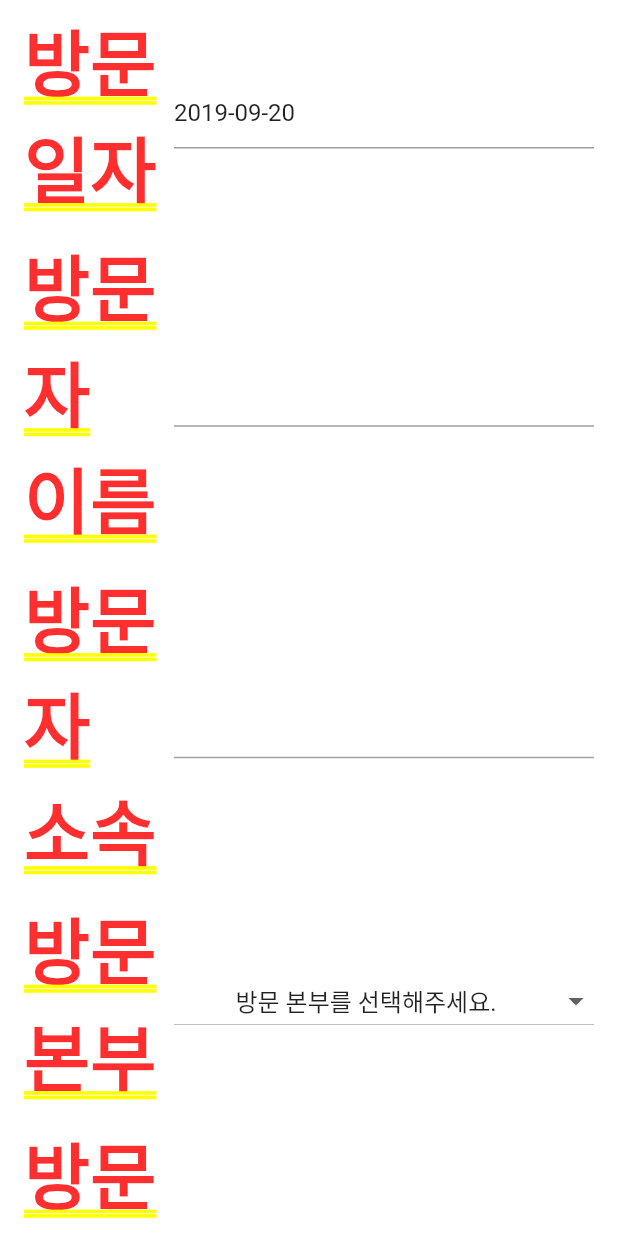
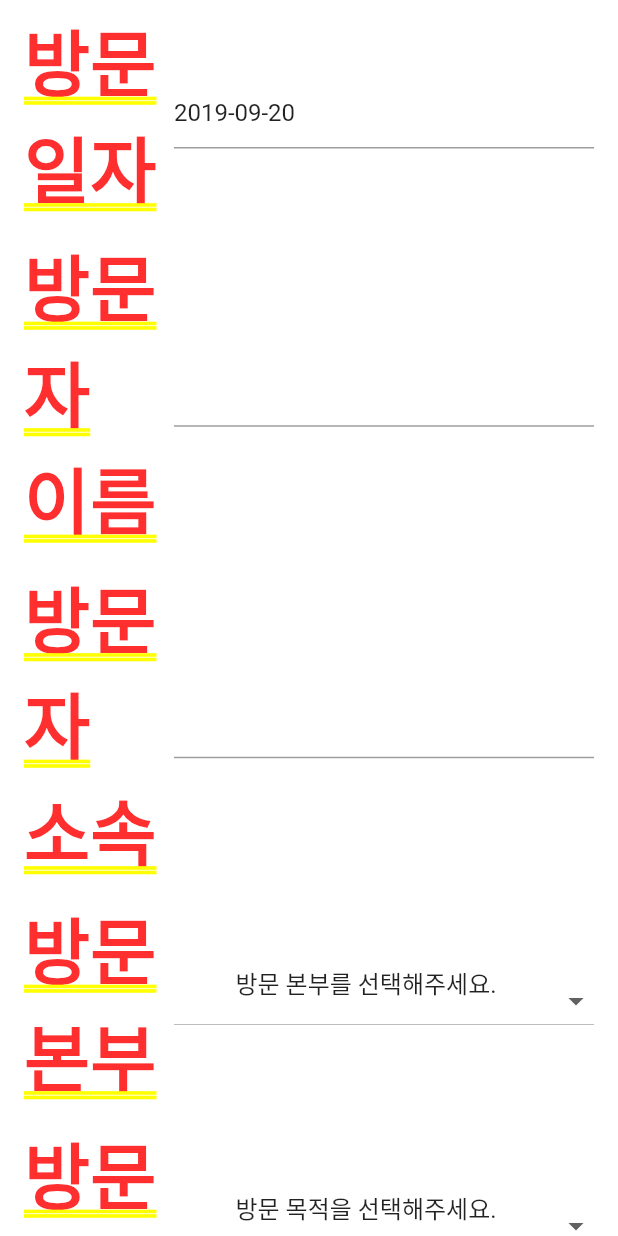
Before and after one commit to bonchangkoo/VisitorManagementApp, a Flutter app: the MyCustomForm screen opened by its route, on a phone screen of 412 x 824 dp. Run offline on Flutter 3.47's test engine with Material 2 defaults, Android fonts, the phone set to English and light mode, and no system bars; our stand-ins replace fluttertoast, splashscreen; network calls fail.

Commit message:
purpose drop down button을 추가

```diff
--- a/lib/main.dart
+++ b/lib/main.dart
@@ -38,7 +38,7 @@ class SplashState extends State<Splash> {
   @override
   Widget build(BuildContext context) {
     return new SplashScreen(
-      seconds: 10,
+      seconds: 1,
       navigateAfterSeconds: new Scaffold(
         appBar: AppBar(
           title: Text(appTitle),
@@ -74,8 +74,8 @@ class MyCustomFormState extends State<MyCustomForm> {
   // Note: This is a GlobalKey<FormState>,
   // not a GlobalKey<MyCustomFormState>.
   final _formKey = GlobalKey<FormState>();
-  String dropdownValue = "방문 본부를 선택해주세요.";
-  var items = <String>[
+  String visitDropdownValue = "방문 본부를 선택해주세요.";
+  var visitItems = <String>[
     '방문 본부를 선택해주세요.',
     '재무본부',
     '전략본부',
@@ -101,6 +101,15 @@ class MyCustomFormState extends State<MyCustomForm> {
     '6시간',
     '7시간',
     '종일'
+  ];
+
+  String purposeDropdownValue = "방문 목적을 선택해주세요.";
+  var purposeItems = <String>[
+    '방문 목적을 선택해주세요.',
+    '시스템 검',
+    '업체미팅',
+    '자사직원손님',
+    '면접'
   ];
 
   @override
@@ -176,7 +185,7 @@ class MyCustomFormState extends State<MyCustomForm> {
               ),
               Padding(
                 padding:
-                    const EdgeInsets.symmetric(vertical: 4.0, horizontal: 16.0),
+                const EdgeInsets.symmetric(vertical: 4.0, horizontal: 16.0),
                 child: Row(
                   children: <Widget>[
                     Container(
@@ -185,18 +194,49 @@ class MyCustomFormState extends State<MyCustomForm> {
                     ),
                     Expanded(
                       child: DropdownButton<String>(
-                        value: dropdownValue,
+                        value: visitDropdownValue,
                         onChanged: (String newValue) {
                           setState(() {
-                            dropdownValue = newValue;
+                            visitDropdownValue = newValue;
                           });
                         },
                         items:
-                            items.map<DropdownMenuItem<String>>((String value) {
+                        visitItems.map<DropdownMenuItem<String>>((String value) {
                           return DropdownMenuItem<String>(
                             value: value,
-                            child: SizedBox(
-                              width: 300,
+                            child: SizedBox.expand(
+                              child: Text(value, textAlign: TextAlign.center),
+                            ),
+                          );
+                        }).toList(),
+                        isExpanded: true,
+                      ),
+                    )
+                  ],
+                ),
+              ),
+              Padding(
+                padding:
+                const EdgeInsets.symmetric(vertical: 4.0, horizontal: 16.0),
+                child: Row(
+                  children: <Widget>[
+                    Container(
+                      width: 100,
+                      child: Text("방문 목적"),
+                    ),
+                    Expanded(
+                      child: DropdownButton<String>(
+                        value: purposeDropdownValue,
+                        onChanged: (String newValue) {
+                          setState(() {
+                            purposeDropdownValue = newValue;
+                          });
+                        },
+                        items:
+                        purposeItems.map<DropdownMenuItem<String>>((String value) {
+                          return DropdownMenuItem<String>(
+                            value: value,
+                            child: SizedBox.expand(
                               child: Text(value, textAlign: TextAlign.center),
                             ),
                           );
@@ -284,26 +324,12 @@ class MyCustomFormState extends State<MyCustomForm> {
                   onPressed: () {
                     // Validate returns true if the form is valid, or false
                     // otherwise.
-                    if (dropdownValue == items[0]) {
-                      Fluttertoast.showToast(
-                          msg: dropdownValue,
-                          toastLength: Toast.LENGTH_SHORT,
-                          gravity: ToastGravity.CENTER,
-                          timeInSecForIos: 1,
-                          backgroundColor: Colors.red,
-                          textColor: Colors.white,
-                          fontSize: 16.0
-                      );
-                    } else if(dropDownResidenceTimeValue == residenceTimeItems[0]) {
-                      Fluttertoast.showToast(
-                          msg: dropDownResidenceTimeValue,
-                          toastLength: Toast.LENGTH_SHORT,
-                          gravity: ToastGravity.CENTER,
-                          timeInSecForIos: 1,
-                          backgroundColor: Colors.red,
-                          textColor: Colors.white,
-                          fontSize: 16.0
-                      );
+                    if (visitDropdownValue == visitItems[0]) {
+                      toast(visitDropdownValue);
+                    } else if (purposeDropdownValue == purposeItems[0]) {
+                      toast(purposeDropdownValue);
+                    } else if (dropDownResidenceTimeValue == residenceTimeItems[0]) {
+                      toast(dropDownResidenceTimeValue);
                     } else if (_formKey.currentState.validate()) {
                       // If the form is valid, display a Snackbar.
                       Scaffold.of(context)
@@ -317,4 +343,16 @@ class MyCustomFormState extends State<MyCustomForm> {
           ),
         ));
   }
+
+  void toast(String message) {
+    Fluttertoast.showToast(
+        msg: message,
+        toastLength: Toast.LENGTH_SHORT,
+        gravity: ToastGravity.CENTER,
+        timeInSecForIos: 1,
+        backgroundColor: Colors.red,
+        textColor: Colors.white,
+        fontSize: 16.0
+    );
+  }
 }
```
